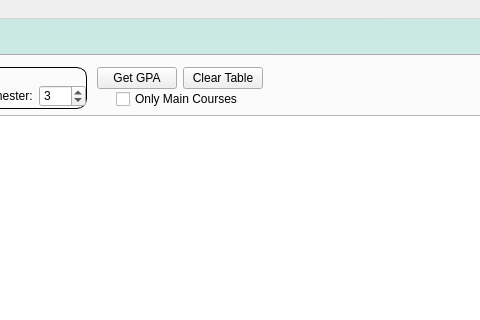
First picture: the form in main/mainscreen.ui, repository liranbg/JCEaverageCalculator, before the edit; both pictures show x 352 to 832 and y 0 to 320 of the 1133 by 623 pixel window.
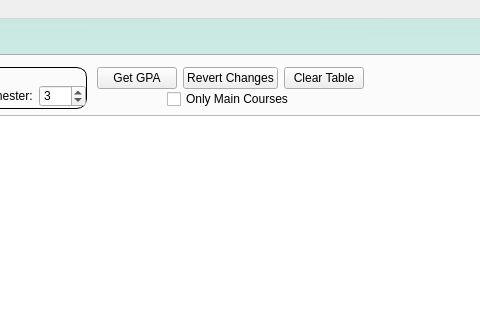
Second picture: the form after the edit. The open tabs and pages were chosen to show the change. Icons and pictures are not drawn.

Commit message: add revert button in gpa tab

```diff
--- a/main/mainscreen.ui
+++ b/main/mainscreen.ui
@@ -515,7 +515,7 @@
                    <property name="spacing">
                     <number>6</number>
                    </property>
-                   <item row="0" column="1">
+                   <item row="0" column="2">
                     <widget class="QPushButton" name="clearTableButton">
                      <property name="sizePolicy">
                       <sizepolicy hsizetype="Minimum" vsizetype="Minimum">
@@ -523,6 +523,12 @@
                        <verstretch>0</verstretch>
                       </sizepolicy>
                      </property>
+                     <property name="maximumSize">
+                      <size>
+                       <width>16777215</width>
+                       <height>35</height>
+                      </size>
+                     </property>
                      <property name="toolTip">
                       <string>&lt;html&gt;&lt;head/&gt;&lt;body&gt;&lt;p&gt;&lt;span style=&quot; font-weight:600;&quot;&gt;Clear table&lt;/span&gt;&lt;/p&gt;&lt;/body&gt;&lt;/html&gt;</string>
                      </property>
@@ -559,6 +565,13 @@
                      </property>
                     </widget>
                    </item>
+                   <item row="0" column="1">
+                    <widget class="QPushButton" name="revertBtn">
+                     <property name="text">
+                      <string>Revert Changes</string>
+                     </property>
+                    </widget>
+                   </item>
                   </layout>
                  </item>
                  <item row="1" column="0">
```
Left out of the diff: 4 changed lines with no effect on the pictures. The commit also changes 10 other files.
